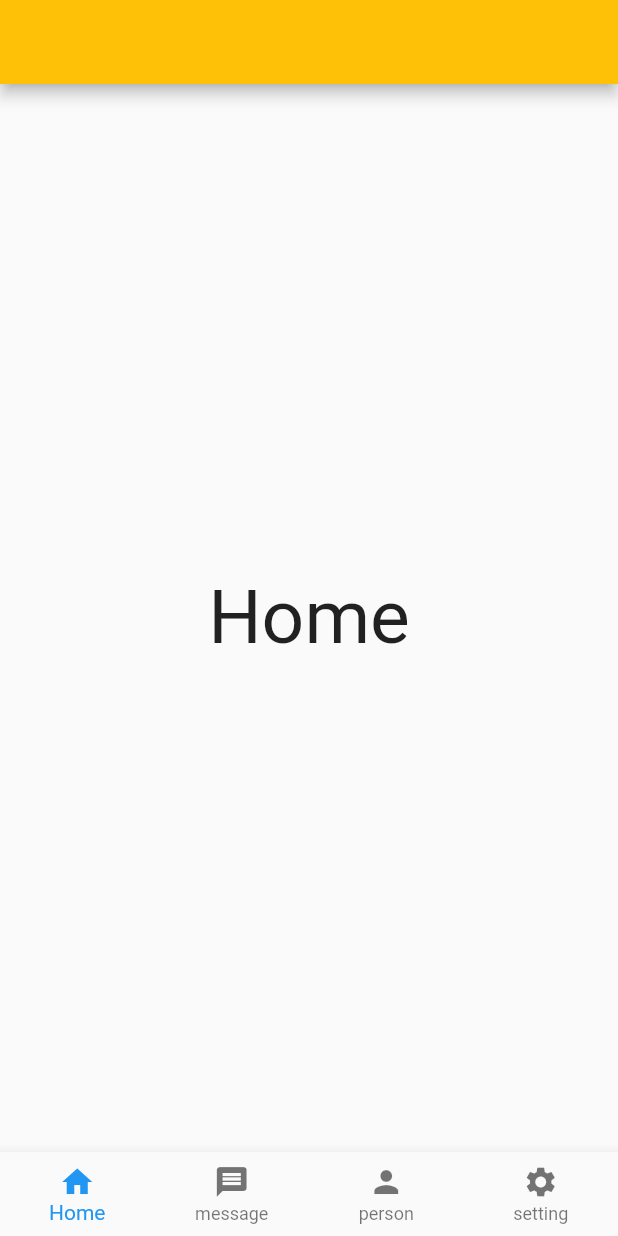
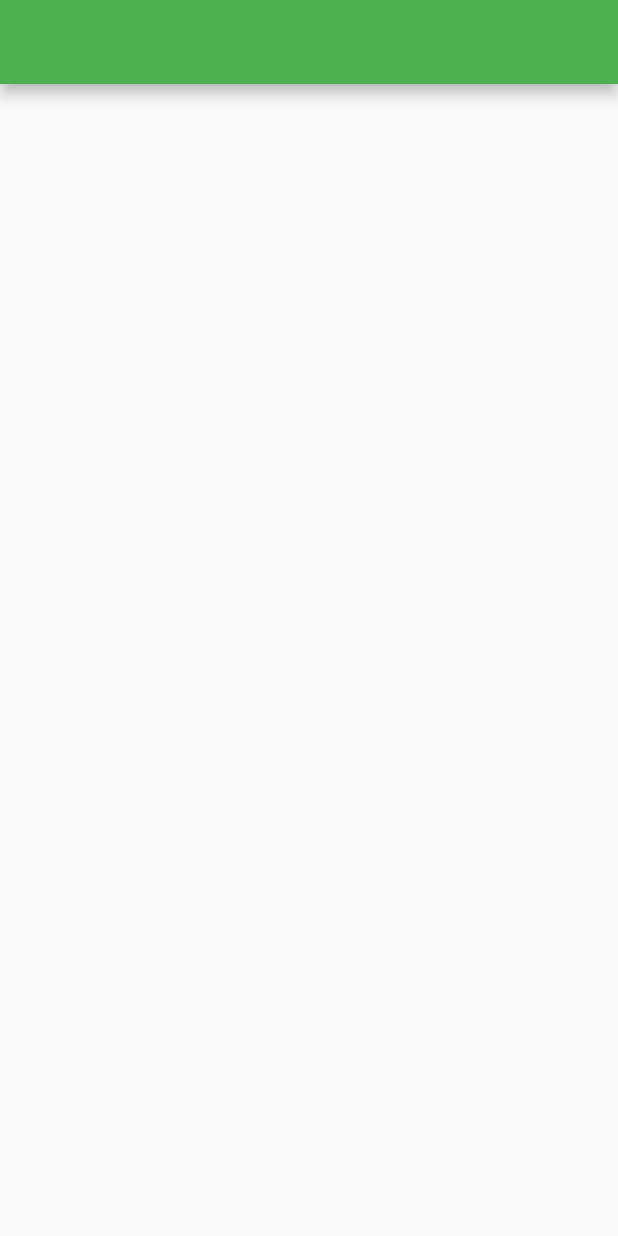
Before and after one commit to asahaya/widget_of_the_day_220813, a Flutter app: the screen it shows after launch, on a phone screen of 412 x 824 dp. Run offline on Flutter 3.47's test engine with Material 2 defaults, Android fonts, the phone set to English and light mode, and no system bars.

Commit message:
no10_appber

```diff
--- a/lib/main.dart
+++ b/lib/main.dart
@@ -6,10 +6,11 @@ import 'package:widget_of_the_day_220813/no05_Cliprrest_RoundCorners.dart';
 import 'package:widget_of_the_day_220813/no06_ImageAsset.dart';
 import 'package:widget_of_the_day_220813/no07_GridView_Builder.dart';
 import 'package:widget_of_the_day_220813/no09_BottomNavigationBar.dart';
+import 'package:widget_of_the_day_220813/no10_AppBar.dart';
 
 import 'no01_Cointainer.dart';
 import 'no08_GestureDetector.dart';
 
 void main() {
-  runApp(const No09_BNB());
+  runApp(const No10_AppBar());
 }
--- a/lib/no09_BottomNavigationBar.dart
+++ b/lib/no09_BottomNavigationBar.dart
@@ -18,6 +18,7 @@ class _No09_BNBState extends State<No09_BNB> {
     });
   }
 
+//理想は各ページでファイルを作成する
   final List<Widget> _pages = [
     Center(
       child: Text(
@@ -53,6 +54,7 @@ class _No09_BNBState extends State<No09_BNB> {
           title: Text(''),
           backgroundColor: Colors.amber,
         ),
+        //BNBの選択によってbodyを入れ替える
         body: _pages[_selectedIndex],
         bottomNavigationBar: BottomNavigationBar(
             //すべて表示させるため
--- a/lib/no10_AppBar.dart
+++ b/lib/no10_AppBar.dart
@@ -1,23 +1,23 @@
 import 'package:flutter/material.dart';
 
-
-class No01_Container extends StatefulWidget {
-  const No01_Container({Key? key}) : super(key: key);
+class No10_AppBar extends StatefulWidget {
+  const No10_AppBar({Key? key}) : super(key: key);
 
   @override
-  State<No01_Container> createState() => _No01_ContainerState();
+  State<No10_AppBar> createState() => _No10_AppBarState();
 }
 
-class _No01_ContainerState extends State<No01_Container> {
+class _No10_AppBarState extends State<No10_AppBar> {
   @override
   Widget build(BuildContext context) {
     return MaterialApp(
+      debugShowCheckedModeBanner: false,
       home: Scaffold(
         appBar: AppBar(
           title: Text(''),
-          backgroundColor: Colors.amber,
+          //背景
+          backgroundColor: Colors.green,
         ),
-        body: Container(),
       ),
     );
   }
```
